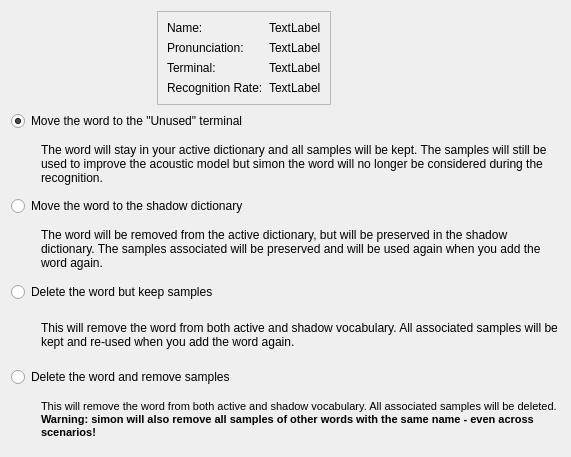
This is simon/src/simonmodelmanagementui/removeword.ui in KDE/simon as Qt 5 draws it before an edit. The edited form follows.
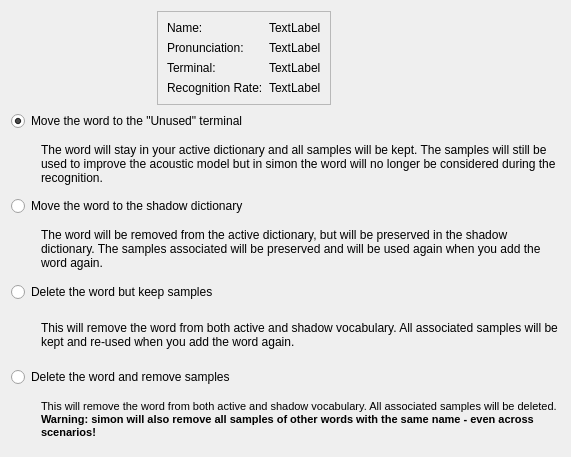
This is the edited form.

Diff of the .ui file:
```diff
--- a/simon/src/simonmodelmanagementui/removeword.ui
+++ b/simon/src/simonmodelmanagementui/removeword.ui
@@ -178,7 +178,7 @@
      <item>
       <widget class="QLabel" name="lbTerminalDesc">
        <property name="text">
-        <string>The word will stay in your active dictionary and all samples will be kept. The samples will still be used to improve the acoustic model but simon the word will no longer be considered during the recognition.</string>
+        <string>The word will stay in your active dictionary and all samples will be kept. The samples will still be used to improve the acoustic model but in simon the word will no longer be considered during the recognition.</string>
        </property>
        <property name="wordWrap">
         <bool>true</bool>
```
